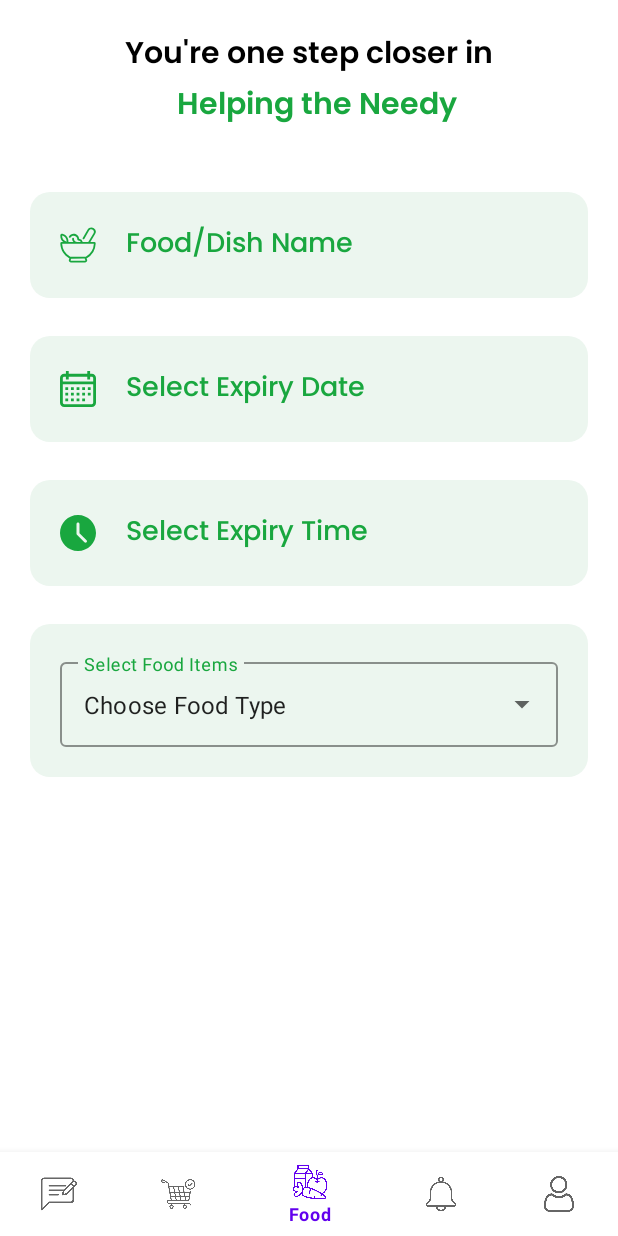
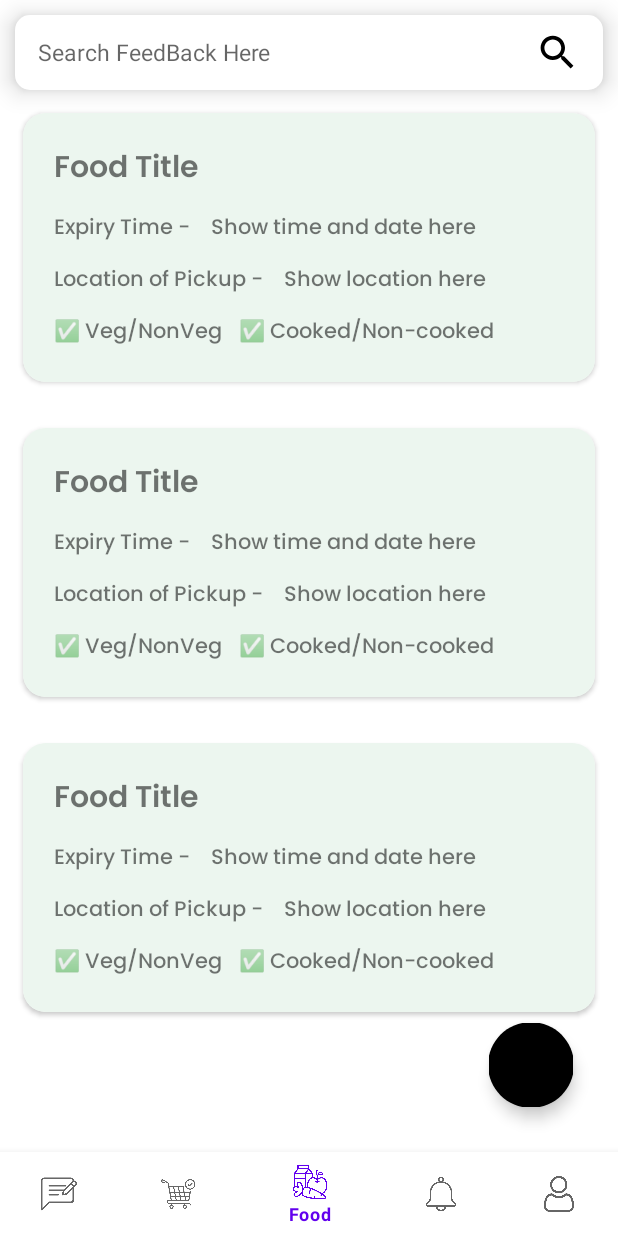
Before and after one commit to chetan7020/FoodBankApp, an Android app: the screen it shows after launch (ProviderMainActivity), on a phone screen of 412 x 824 dp. Run offline under Robolectric (Android 15) with nearby library versions, the phone set to English and light mode, and no system bars; our stand-ins replace navigation-ui.

Commit message:
provider food fragment is done

```diff
--- a/app/src/main/java/com/codizcdp/foodbanksurplus/provider/ui/ProviderFoodFragment.java
+++ b/app/src/main/java/com/codizcdp/foodbanksurplus/provider/ui/ProviderFoodFragment.java
@@ -22,30 +22,14 @@ import com.google.android.material.textfield.TextInputLayout;
 public class ProviderFoodFragment extends Fragment {
 
     private View view;
-    TextInputLayout textInputLayout;
-    AutoCompleteTextView autoCompleteTextView;
-    String [] items = {"Cooked Food", "Un-Cooked Food"};
-    ArrayAdapter<String> adapterItems;
 
     private void init() {
         initialize();
-
-        adapterItems = new ArrayAdapter<String>(getActivity(),R.layout.items_list,items);
-        autoCompleteTextView.setAdapter(adapterItems);
-        autoCompleteTextView.setOnItemClickListener(new AdapterView.OnItemClickListener() {
-            @Override
-            public void onItemClick(AdapterView<?> adapterView, View view, int i, long l) {
-                String items = adapterView.getItemAtPosition(i).toString();
-                Toast.makeText(getActivity(), items, Toast.LENGTH_SHORT).show();
-            }
-        });
 
     }
 
     private void initialize() {
 
-        textInputLayout = view.findViewById(R.id.menu_drop);
-        autoCompleteTextView = view.findViewById(R.id.drop_items);
     }
 
     public View onCreateView(@NonNull LayoutInflater inflater,
--- a/app/src/main/res/layout/layout_for_food_card.xml
+++ b/app/src/main/res/layout/layout_for_food_card.xml
@@ -16,6 +16,7 @@
             android:layout_width="match_parent"
             android:layout_height="wrap_content"
             android:orientation="vertical"
+            android:padding="15dp"
             android:background="@drawable/splash_button">
 
             <TextView
--- a/app/src/main/res/layout/provider_fragment_food.xml
+++ b/app/src/main/res/layout/provider_fragment_food.xml
@@ -6,120 +6,74 @@
     android:layout_height="match_parent"
     tools:context=".provider.ui.ProviderFoodFragment">
 
-    <LinearLayout
-        android:id="@+id/topLinerLayout"
+    <RelativeLayout
+        android:id="@+id/relLayout1"
+        android:layout_width="match_parent"
+        android:layout_height="50dp"
+        android:layout_marginLeft="10dp"
+        android:layout_marginTop="10dp"
+        android:layout_marginRight="10dp"
+        android:background="@drawable/round_corner"
+        android:elevation="10dp"
+        android:paddingStart="15dp">
+
+        <ImageView
+            android:id="@+id/ivSearch"
+            android:layout_width="30dp"
+            android:layout_height="30dp"
+            android:layout_alignParentEnd="true"
+            android:layout_centerVertical="true"
+            android:layout_marginStart="10dp"
+            android:layout_marginEnd="15dp"
+            android:src="@drawable/magnify" />
+
+        <AutoCompleteTextView
+            android:id="@+id/etSearch"
+            android:layout_width="match_parent"
+            android:layout_height="match_parent"
+            android:layout_centerVertical="true"
+            android:layout_toStartOf="@+id/ivSearch"
+            android:background="@null"
+            android:hint="Search FeedBack Here"
+            android:imeOptions="actionSearch"
+            android:textColor="@color/black"
+            android:textSize="15sp" />
+
+    </RelativeLayout>
+
+    <ScrollView
         android:layout_width="match_parent"
         android:layout_height="wrap_content"
-        android:layout_marginTop="20dp"
-        android:gravity="center_horizontal"
-        android:orientation="vertical">
-
-        <TextView
-            android:layout_width="wrap_content"
-            android:layout_height="wrap_content"
-            android:fontFamily="@font/poppins_semibold"
-            android:gravity="center"
-            android:text="You're one step closer in"
-            android:textColor="@color/black"
-            android:textSize="20dp" />
-
-        <TextView
-            android:layout_width="wrap_content"
-            android:layout_height="wrap_content"
-            android:layout_marginLeft="5dp"
-            android:fontFamily="@font/poppins_semibold"
-            android:gravity="center"
-            android:text="Helping the Needy"
-            android:textColor="@color/green"
-            android:textSize="20dp" />
-
-    </LinearLayout>
-
-    <ScrollView
-        android:id="@+id/scrollview"
-        android:layout_width="match_parent"
-        android:layout_height="wrap_content"
-        android:layout_below="@id/topLinerLayout"
-        android:layout_marginTop="20dp">
+        android:layout_below="@+id/relLayout1">
 
         <LinearLayout
             android:layout_width="match_parent"
             android:layout_height="wrap_content"
-            android:orientation="vertical"
-            android:padding="20dp">
+            android:orientation="vertical">
 
+            <include layout="@layout/layout_for_food_card" />
 
-            <EditText
-                android:layout_width="match_parent"
-                android:layout_height="wrap_content"
-                android:background="@drawable/splash_button"
-                android:drawableLeft="@drawable/food_svg1"
-                android:drawablePadding="20dp"
-                android:fontFamily="@font/poppins_medium"
-                android:hint="Food/Dish Name"
-                android:inputType="text"
-                android:padding="20dp"
-                android:textColorHint="@color/green"
-                android:textSize="18dp" />
+            <include layout="@layout/layout_for_food_card" />
 
-            <EditText
-                android:layout_width="match_parent"
-                android:layout_height="wrap_content"
-                android:layout_marginTop="25dp"
-                android:background="@drawable/splash_button"
-                android:drawableLeft="@drawable/datesvg"
-                android:drawablePadding="20dp"
-                android:fontFamily="@font/poppins_medium"
-                android:hint="Select Expiry Date"
-                android:inputType="date"
-                android:padding="20dp"
-                android:textColorHint="@color/green"
-                android:textSize="18dp" />
-
-            <EditText
-                android:layout_width="match_parent"
-                android:layout_height="wrap_content"
-                android:layout_marginTop="25dp"
-                android:background="@drawable/splash_button"
-                android:drawableLeft="@drawable/timesvg"
-                android:drawablePadding="20dp"
-                android:fontFamily="@font/poppins_medium"
-                android:hint="Select Expiry Time"
-                android:inputType="datetime"
-                android:padding="20dp"
-                android:textColorHint="@color/green"
-                android:textSize="18dp" />
-
-
-            <com.google.android.material.textfield.TextInputLayout
-                android:id="@+id/menu_drop"
-                style="@style/Widget.MaterialComponents.TextInputLayout.OutlinedBox.ExposedDropdownMenu"
-                android:layout_width="match_parent"
-                android:layout_height="wrap_content"
-                android:layout_marginTop="25dp"
-                android:background="@drawable/splash_button"
-                android:hint="@string/select1"
-                android:outlineSpotShadowColor="@color/green"
-                android:padding="20dp"
-                android:textColorHint="@color/green"
-                app:boxStrokeColor="@color/green"
-                app:hintTextColor="@color/green">
-
-                <AutoCompleteTextView
-                    android:id="@+id/drop_items"
-                    android:layout_width="match_parent"
-                    android:layout_height="match_parent"
-                    android:layout_weight="1"
-                    android:inputType="none"
-                    android:text="Choose Food Type" />
-
-            </com.google.android.material.textfield.TextInputLayout>
+            <include layout="@layout/layout_for_food_card" />
 
 
         </LinearLayout>
 
+    </ScrollView>
 
-    </ScrollView>
+    <com.google.android.material.floatingactionbutton.FloatingActionButton
+        android:id="@+id/plus_button"
+        android:layout_width="wrap_content"
+        android:layout_height="wrap_content"
+        android:layout_alignParentRight="true"
+        android:layout_alignParentBottom="true"
+        android:layout_gravity="bottom|end"
+        android:layout_marginRight="30dp"
+        android:layout_marginBottom="30dp"
+        android:src="@drawable/addbtnsvg"
+        app:backgroundTint="@color/white"
+        app:maxImageSize="57dp"/>
 
 
 </RelativeLayout>
```
